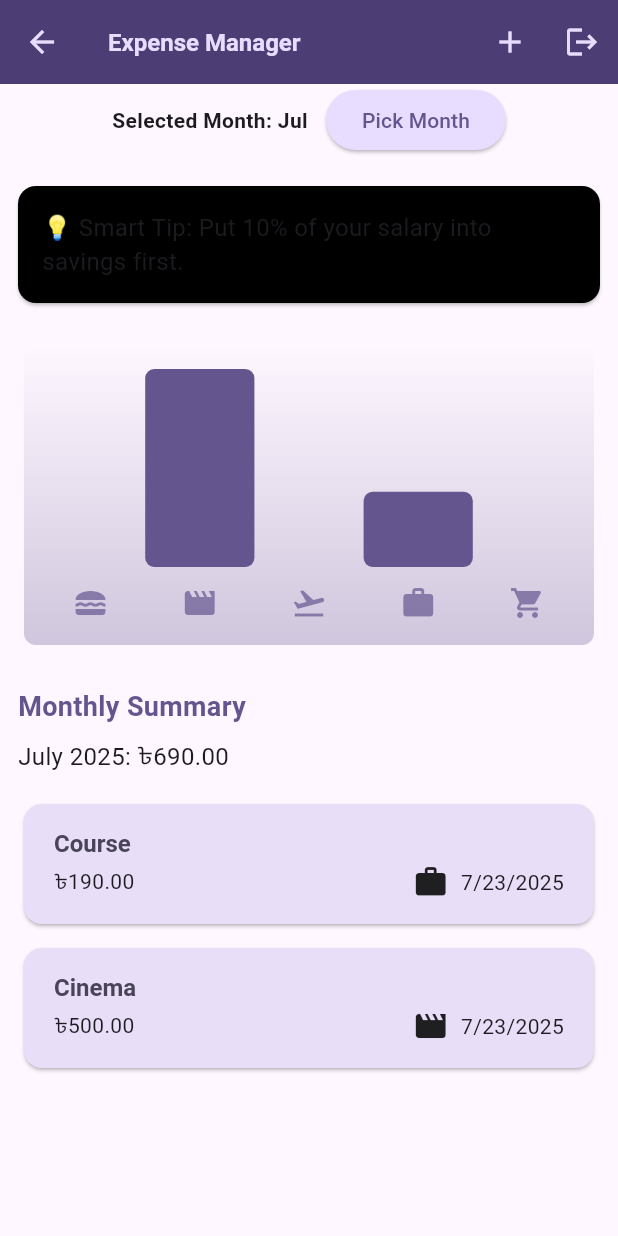
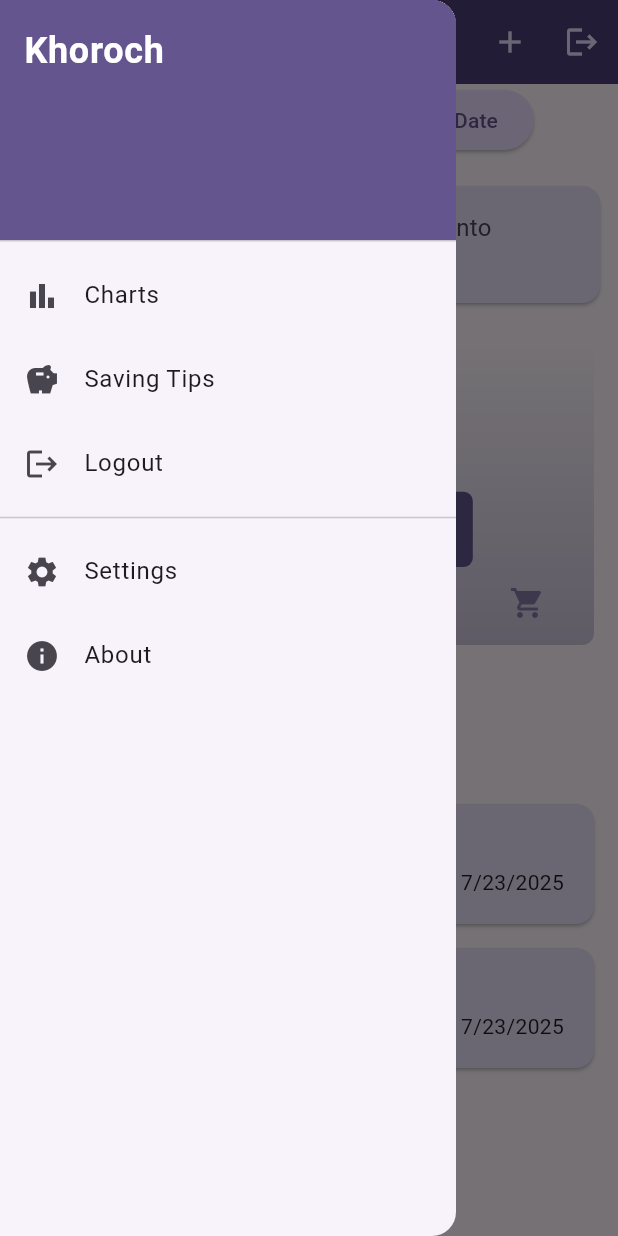
Before and after one commit to killgrave000/khoroch-Expense-manager, a Flutter app: the Expenses screen opened by its route, with the side drawer open (before the commit the screen has no drawer), on a phone screen of 412 x 824 dp. Run offline on Flutter 3.47's test engine with Material 3 defaults, Android fonts, the phone set to English and light mode, and no system bars; our stand-ins replace firebase_auth, firebase_core; accounts and stored records are empty.

Commit message:
with settings

```diff
--- /dev/null
+++ b/lib/providers/theme_provider.dart
@@ -0,0 +1,19 @@
+import 'package:flutter/material.dart';
+
+class ThemeProvider with ChangeNotifier {
+  ThemeMode _themeMode = ThemeMode.system;
+
+  ThemeMode get themeMode => _themeMode;
+
+  bool get isDarkMode => _themeMode == ThemeMode.dark;
+
+  void toggleTheme(bool isOn) {
+    _themeMode = isOn ? ThemeMode.dark : ThemeMode.light;
+    notifyListeners();
+  }
+
+  void setSystemTheme() {
+    _themeMode = ThemeMode.system;
+    notifyListeners();
+  }
+}
--- a/lib/widgets/expenses.dart
+++ b/lib/widgets/expenses.dart
@@ -1,10 +1,13 @@
 import 'package:flutter/material.dart';
+import 'package:intl/intl.dart';
 import 'package:khoroch/widgets/chart/chart.dart';
 import 'package:khoroch/widgets/expenses_list/expenses_list.dart';
 import 'package:khoroch/models/expense.dart';
 import 'package:khoroch/widgets/new_expense.dart';
 import 'package:khoroch/widgets/saving_tip.dart';
-import 'package:khoroch/widgets/home/month_year_picker_widget.dart';
+import 'package:khoroch/widgets/home/pick_date_overlay.dart'; // ✅ new overlay
+import 'package:khoroch/widgets/home/sidebar_drawer.dart';
+
 
 class Expenses extends StatefulWidget {
   const Expenses({super.key});
@@ -36,17 +39,13 @@ class _ExpensesState extends State<Expenses> {
   ];
 
   bool _showPicker = false;
-  String _currentMonth = _monthNames[DateTime.now().month - 1];
-
-  static const List<String> _monthNames = [
-    'Jan', 'Feb', 'Mar', 'Apr', 'May', 'Jun',
-    'Jul', 'Aug', 'Sep', 'Oct', 'Nov', 'Dec'
-  ];
+  DateTime _selectedDate = DateTime.now();
 
   List<Expense> get _filteredExpenses {
-    final selectedIndex = _monthNames.indexOf(_currentMonth) + 1;
     return _registeredExpenses.where((expense) {
-      return expense.date.month == selectedIndex;
+      return expense.date.year == _selectedDate.year &&
+          expense.date.month == _selectedDate.month &&
+          expense.date.day == _selectedDate.day;
     }).toList();
   }
 
@@ -92,7 +91,11 @@ class _ExpensesState extends State<Expenses> {
 
   @override
   Widget build(BuildContext context) {
+    final formattedDate = DateFormat('MMM dd, yyyy').format(_selectedDate);
+
     return Scaffold(
+      drawer: SidebarDrawer(onLogout: _logout),
+
       appBar: AppBar(
         title: const Text('Expense Manager'),
         actions: [
@@ -115,7 +118,7 @@ class _ExpensesState extends State<Expenses> {
                 mainAxisAlignment: MainAxisAlignment.center,
                 children: [
                   Text(
-                    'Selected Month: $_currentMonth',
+                    'Selected Date: $formattedDate',
                     style: const TextStyle(fontWeight: FontWeight.bold),
                   ),
                   const SizedBox(width: 12),
@@ -125,7 +128,7 @@ class _ExpensesState extends State<Expenses> {
                         _showPicker = !_showPicker;
                       });
                     },
-                    child: const Text('Pick Month'),
+                    child: const Text('Pick Date'),
                   ),
                 ],
               ),
@@ -135,7 +138,7 @@ class _ExpensesState extends State<Expenses> {
               Expanded(
                 child: _filteredExpenses.isEmpty
                     ? const Center(
-                        child: Text('No expenses found for this month.'),
+                        child: Text('No expenses found for this date.'),
                       )
                     : ExpensesList(
                         expenses: _filteredExpenses,
@@ -144,13 +147,12 @@ class _ExpensesState extends State<Expenses> {
               ),
             ],
           ),
-          PickMonthOverlay(
+          PickDateOverlay(
             show: _showPicker,
-            months: _monthNames,
-            selectedMonth: _currentMonth,
-            onMonthSelected: (month) {
+            selectedDate: _selectedDate,
+            onDateSelected: (date) {
               setState(() {
-                _currentMonth = month;
+                _selectedDate = date;
                 _showPicker = false;
               });
             },
--- /dev/null
+++ b/lib/widgets/home/sidebar_drawer.dart
@@ -0,0 +1,74 @@
+import 'package:flutter/material.dart';
+
+class SidebarDrawer extends StatelessWidget {
+  final VoidCallback onLogout;
+
+  const SidebarDrawer({Key? key, required this.onLogout}) : super(key: key);
+
+  @override
+  Widget build(BuildContext context) {
+    return Drawer(
+      child: ListView(
+        padding: EdgeInsets.zero,
+        children: [
+          DrawerHeader(
+            decoration: BoxDecoration(
+              color: Theme.of(context).colorScheme.primary,
+            ),
+            child: const Text(
+              'Khoroch',
+              style: TextStyle(
+                color: Colors.white,
+                fontSize: 24,
+                fontWeight: FontWeight.bold,
+              ),
+            ),
+          ),
+          ListTile(
+            leading: const Icon(Icons.bar_chart),
+            title: const Text('Charts'),
+            onTap: () {
+              Navigator.pop(context);
+              // Add chart navigation logic
+            },
+          ),
+          ListTile(
+            leading: const Icon(Icons.savings),
+            title: const Text('Saving Tips'),
+            onTap: () {
+              Navigator.pop(context);
+              // Add tip section scroll or navigation
+            },
+          ),
+          ListTile(
+            leading: const Icon(Icons.logout),
+            title: const Text('Logout'),
+            onTap: onLogout,
+          ),
+          const Divider(),
+          ListTile(
+            leading: const Icon(Icons.settings),
+            title: const Text('Settings'),
+            onTap: () {
+              Navigator.pop(context);
+              Navigator.pushNamed(context, '/settings');
+            },
+          ),
+          ListTile(
+            leading: const Icon(Icons.info),
+            title: const Text('About'),
+            onTap: () {
+              showAboutDialog(
+                context: context,
+                applicationName: 'Khoroch',
+                applicationVersion: '1.0.0',
+                applicationLegalese: '© 2025 YourTeam',
+              );
+            },
+          ),
+
+        ],
+      ),
+    );
+  }
+}
--- a/lib/widgets/saving_tip.dart
+++ b/lib/widgets/saving_tip.dart
@@ -14,15 +14,19 @@ class SavingTip extends StatelessWidget {
   Widget build(BuildContext context) {
     final random = Random();
     final tip = tips[random.nextInt(tips.length)];
+    final theme = Theme.of(context);
 
     return Card(
       margin: const EdgeInsets.all(12),
-      color: const Color.fromARGB(255, 0, 0, 0),
+      color: theme.colorScheme.secondaryContainer,
       child: Padding(
         padding: const EdgeInsets.all(16),
         child: Text(
           "💡 Smart Tip: $tip",
-          style: const TextStyle(fontSize: 16),
+          style: TextStyle(
+            fontSize: 16,
+            color: theme.colorScheme.onSecondaryContainer,
+          ),
         ),
       ),
     );
--- a/pubspec.yaml
+++ b/pubspec.yaml
@@ -41,6 +41,7 @@ dependencies:
   cloud_firestore: ^4.15.7
   http: ^0.13.6
   url_launcher: ^6.2.5
+  provider: ^6.1.1
 
 
 
```
Also changed, not shown: lib/main.dart (+27 -17 lines), lib/screens/settings_screen.dart (added, +21 -0 lines), lib/widgets/home/month_year_picker_widget.dart (deleted, +0 -71 lines), lib/widgets/home/pick_date_overlay.dart (added, +117 -0 lines), lib/widgets/home/summary_widget.dart (+55 -50 lines), lib/widgets/home/transactions_listview_widget.dart (+80 -80 lines), pubspec.lock.
